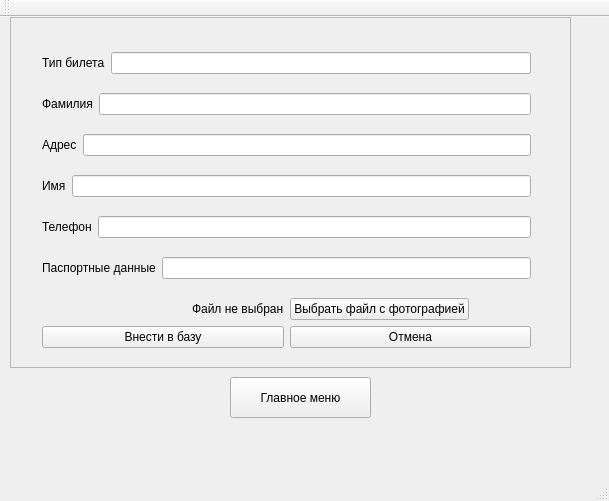
Before: the Qt Designer form ui/mainwindow.ui in minmaxv/leti_library_qt, drawn with Qt 5.
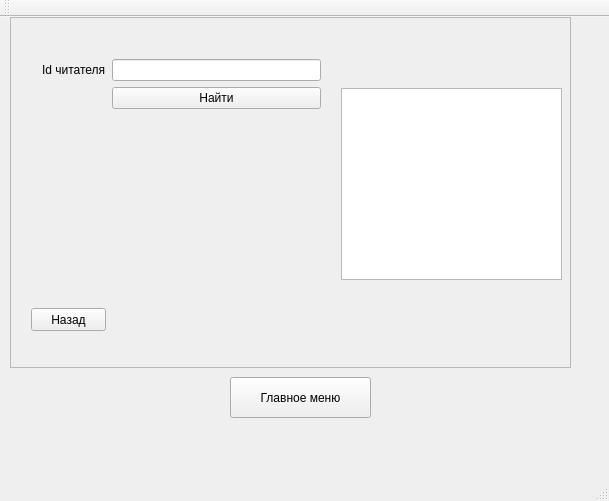
After: the same form once the commit is applied.

Commit message: Add page with information about specific reader

The edit to the form file:
```diff
--- a/ui/mainwindow.ui
+++ b/ui/mainwindow.ui
@@ -27,7 +27,7 @@
      <enum>QFrame::StyledPanel</enum>
     </property>
     <property name="currentIndex">
-     <number>3</number>
+     <number>4</number>
     </property>
     <widget class="QWidget" name="MainPage">
      <widget class="QPushButton" name="readersButton">
@@ -250,6 +250,105 @@
       </layout>
      </widget>
     </widget>
+    <widget class="QWidget" name="FindReaderPage">
+     <widget class="QPushButton" name="backToReadersButton">
+      <property name="geometry">
+       <rect>
+        <x>20</x>
+        <y>290</y>
+        <width>75</width>
+        <height>23</height>
+       </rect>
+      </property>
+      <property name="text">
+       <string>Назад</string>
+      </property>
+     </widget>
+     <widget class="QWidget" name="formLayoutWidget">
+      <property name="geometry">
+       <rect>
+        <x>20</x>
+        <y>30</y>
+        <width>301</width>
+        <height>251</height>
+       </rect>
+      </property>
+      <layout class="QFormLayout" name="formLayout">
+       <item row="0" column="1">
+        <widget class="QLineEdit" name="idLineEdit"/>
+       </item>
+       <item row="0" column="0">
+        <widget class="QLabel" name="idLabel">
+         <property name="text">
+          <string>Id читателя</string>
+         </property>
+        </widget>
+       </item>
+       <item row="1" column="1">
+        <widget class="QPushButton" name="FindReaderByIdButton">
+         <property name="text">
+          <string>Найти</string>
+         </property>
+        </widget>
+       </item>
+       <item row="2" column="0">
+        <widget class="QLabel" name="firstNameOfReader">
+         <property name="text">
+          <string/>
+         </property>
+        </widget>
+       </item>
+       <item row="3" column="0">
+        <widget class="QLabel" name="lastNameOfReader">
+         <property name="text">
+          <string/>
+         </property>
+        </widget>
+       </item>
+       <item row="4" column="0">
+        <widget class="QLabel" name="passportInfoOfReader">
+         <property name="text">
+          <string/>
+         </property>
+        </widget>
+       </item>
+       <item row="5" column="0">
+        <widget class="QLabel" name="cardTypeOfReader">
+         <property name="text">
+          <string/>
+         </property>
+        </widget>
+       </item>
+       <item row="6" column="0">
+        <widget class="QLabel" name="phoneNumberOfReader">
+         <property name="text">
+          <string/>
+         </property>
+        </widget>
+       </item>
+       <item row="7" column="0">
+        <widget class="QLabel" name="addressOfReader">
+         <property name="text">
+          <string/>
+         </property>
+        </widget>
+       </item>
+      </layout>
+     </widget>
+     <widget class="QGraphicsView" name="photoOfReader">
+      <property name="enabled">
+       <bool>true</bool>
+      </property>
+      <property name="geometry">
+       <rect>
+        <x>330</x>
+        <y>70</y>
+        <width>221</width>
+        <height>192</height>
+       </rect>
+      </property>
+     </widget>
+    </widget>
    </widget>
    <widget class="QPushButton" name="mainmenuButton">
     <property name="enabled">
```
Left out of the diff: 21 changed lines with no effect on the pictures. The commit also changes 2 other files.
